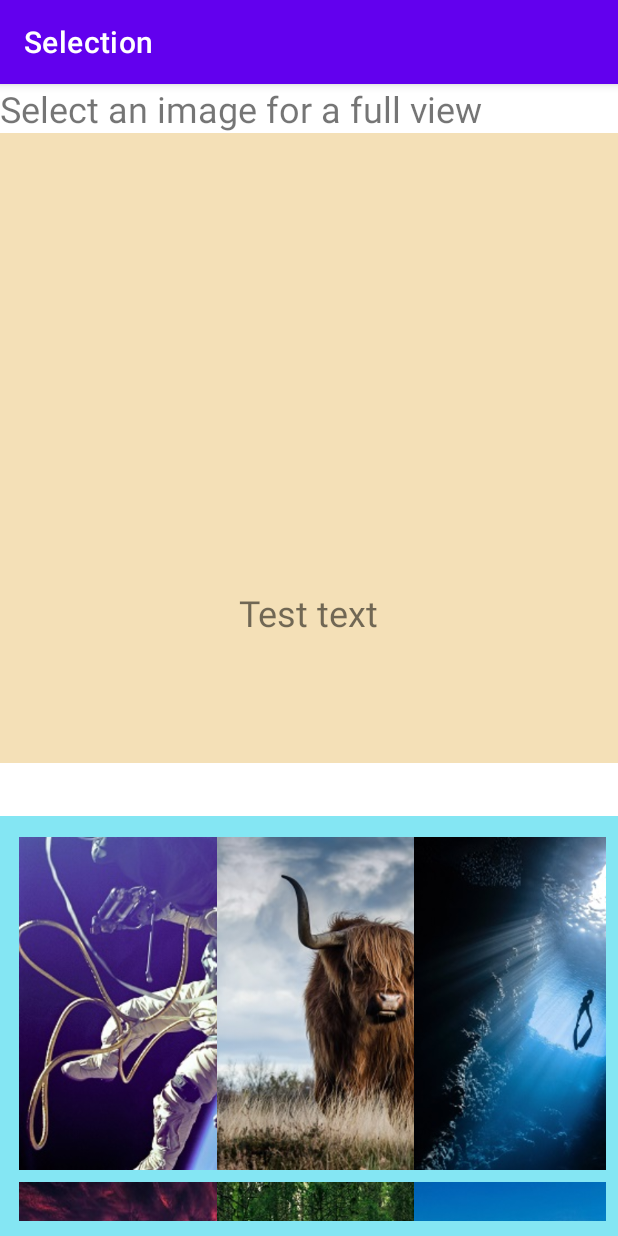
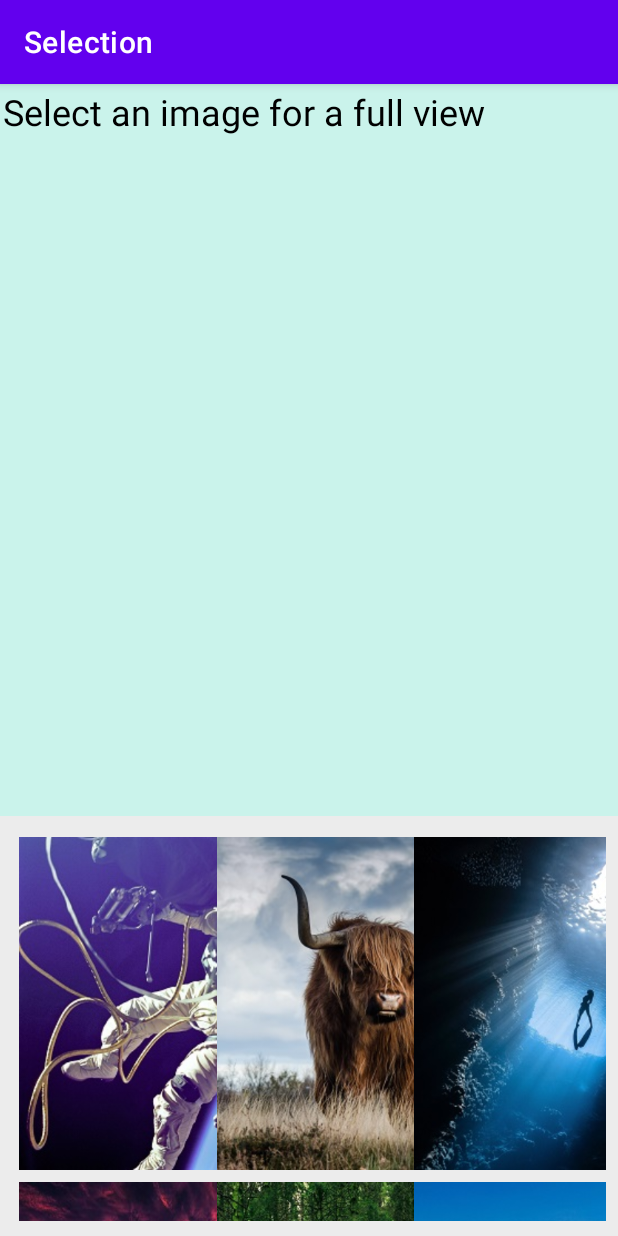
Before and after one commit to stephull/CIS3515-lab4, an Android app: the screen it shows after launch (MainActivity), on a phone screen of 412 x 824 dp. Run offline under Robolectric (Android 15) with nearby library versions, the phone set to English and light mode, and no system bars.

Commit message:
fix layouts with proper alignment, pass arguments using viewmodel, and selected mypicture working

```diff
--- a/app/src/main/java/edu/temple/selectionactivity/DisplayFragment.kt
+++ b/app/src/main/java/edu/temple/selectionactivity/DisplayFragment.kt
@@ -8,25 +8,14 @@ import androidx.fragment.app.Fragment
 import androidx.lifecycle.Observer
 import androidx.lifecycle.ViewModelProvider
 
-private const val ARG_PARAM1 = "par1"
-private const val ARG_PARAM2 = "par2"
-
 class DisplayFragment : Fragment()  {
-    private var param1 : String? = null
-    private var param2 : String? = null
-
-    override fun onCreate(savedInstanceState: Bundle?) {
-        super.onCreate(savedInstanceState)
-        arguments?.let {
-            param1 = it.getString(ARG_PARAM1)
-            param2 = it.getString(ARG_PARAM2)
-        }
-    }
+    private lateinit var src : ImageView
+    private lateinit var desc : TextView
 
     override fun onCreateView(inflater: LayoutInflater, container: ViewGroup?, savedInstanceState: Bundle?): View? {
         val layout = inflater.inflate(R.layout.activity_display, container, false)
-        val src : ImageView = layout.findViewById(R.id.selectedImage)
-        val desc : TextView = layout.findViewById(R.id.selectedImageText)
+        src = layout.findViewById(R.id.selectedImage)
+        desc = layout.findViewById(R.id.selectedImageText)
         return layout
     }
 
@@ -38,7 +27,7 @@ class DisplayFragment : Fragment()  {
     }
 
     private fun changeMyPicture(picture: MyPicture) {
-        picture.imageSrc
-        picture.imageDesc
+        src.setImageResource(picture.imageSrc)
+        desc.text = picture.imageDesc
     }
 }
--- a/app/src/main/java/edu/temple/selectionactivity/SelectionFragment.kt
+++ b/app/src/main/java/edu/temple/selectionactivity/SelectionFragment.kt
@@ -34,16 +34,9 @@ class SelectionFragment : Fragment() {
         adapter.setOnItemClickListener(object: SelectionAdapter.OnItemClickListener {
             override fun onItemClick(pos: Int) {
                 val item = myPictureList[pos]
-                // do ViewModelProvider stuff here
+                viewModel.setMyPicture(item)
             }
         })
-    }
-
-    // is this necessary???
-    private fun changeMyPicture(picture : MyPicture?) {
-        if (picture != null) {
-            viewModel.setMyPicture(picture)
-        }
     }
 
     companion object {
--- a/app/src/main/res/layout/activity_display.xml
+++ b/app/src/main/res/layout/activity_display.xml
@@ -4,28 +4,28 @@
     xmlns:tools="http://schemas.android.com/tools"
     android:layout_width="match_parent"
     android:layout_height="match_parent"
-    android:background="#F4E0B7"
+    android:background="#CAF3EB"
     tools:layout_editor_absoluteX="-30dp"
     tools:layout_editor_absoluteY="-454dp">
 
     <ImageView
         android:id="@+id/selectedImage"
-        android:layout_width="400dp"
-        android:layout_height="400dp"
+        android:layout_width="300dp"
+        android:layout_height="300dp"
+        android:layout_marginBottom="8dp"
         android:contentDescription="@string/todo"
         app:layout_constraintBottom_toTopOf="@+id/selectedImageText"
         app:layout_constraintEnd_toEndOf="parent"
-        app:layout_constraintHorizontal_bias="0.454"
-        app:layout_constraintStart_toStartOf="parent"
-        app:layout_constraintTop_toTopOf="parent"
-        app:layout_constraintVertical_bias="0.493" />
+        app:layout_constraintHorizontal_bias="0.495"
+        app:layout_constraintStart_toStartOf="parent" />
 
     <TextView
         android:id="@+id/selectedImageText"
         android:layout_width="wrap_content"
         android:layout_height="wrap_content"
-        android:layout_marginBottom="84dp"
+        android:layout_marginBottom="76dp"
         android:text="@string/display_test_text"
+        android:textColor="@color/black"
         android:textSize="24sp"
         app:layout_constraintBottom_toBottomOf="parent"
         app:layout_constraintEnd_toEndOf="parent"
--- a/app/src/main/res/layout/activity_main.xml
+++ b/app/src/main/res/layout/activity_main.xml
@@ -4,19 +4,21 @@
     xmlns:tools="http://schemas.android.com/tools"
     android:layout_width="match_parent"
     android:layout_height="match_parent"
+    android:background="#CAF3EB"
     tools:context=".MainActivity">
 
     <TextView
         android:id="@+id/instructText"
         android:layout_width="match_parent"
         android:layout_height="wrap_content"
-        android:padding="0sp"
-        android:paddingBottom="0sp"
+        android:padding="2sp"
         android:text="@string/app_instruct"
+        android:textColor="@color/black"
         android:textSize="24sp"
         app:layout_constraintEnd_toEndOf="parent"
         app:layout_constraintStart_toStartOf="parent"
-        app:layout_constraintTop_toTopOf="parent" />
+        app:layout_constraintTop_toTopOf="parent"
+        tools:textAlignment="center" />
 
     <androidx.fragment.app.FragmentContainerView
         android:id="@+id/displayFCV"
--- a/app/src/main/res/layout/activity_selection.xml
+++ b/app/src/main/res/layout/activity_selection.xml
@@ -1,7 +1,6 @@
 <?xml version="1.0" encoding="utf-8"?>
 <androidx.constraintlayout.widget.ConstraintLayout xmlns:android="http://schemas.android.com/apk/res/android"
     xmlns:app="http://schemas.android.com/apk/res-auto"
-    xmlns:tools="http://schemas.android.com/tools"
     android:layout_width="match_parent"
     android:layout_height="match_parent">
 
@@ -9,7 +8,7 @@
         android:id="@+id/imageMenu"
         android:layout_width="415dp"
         android:layout_height="0dp"
-        android:background="#84E6F3"
+        android:background="#ECECEC"
         android:padding="10dp"
         app:layout_constraintBottom_toBottomOf="parent"
         app:layout_constraintEnd_toEndOf="parent"
--- a/app/src/main/res/values/strings.xml
+++ b/app/src/main/res/values/strings.xml
@@ -4,7 +4,7 @@
     <string name="app_title_label">Selection</string>
     <string name="display_title_label">Display</string>
     <string name="app_instruct">Select an image for a full view</string>
-    <string name="display_test_text">Test text</string>
+    <string name="display_test_text"></string>
     <string name="todo">TODO</string>
 
     <string-array name="pictures_array">
```
Also changed, not shown: 1 other file.
